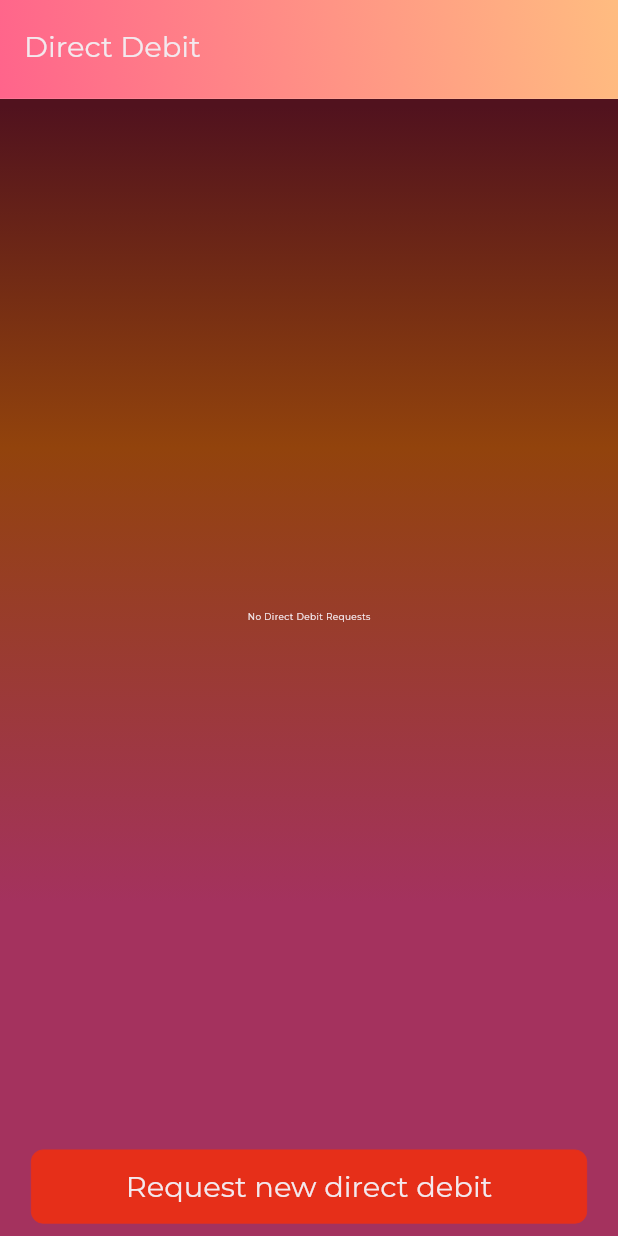
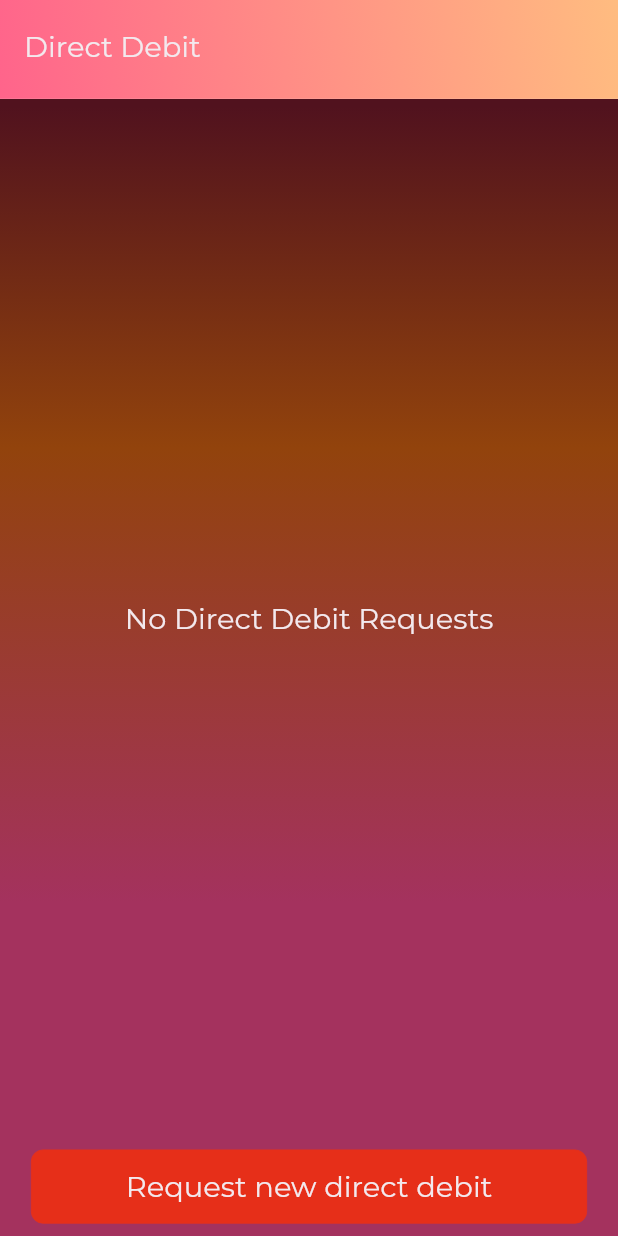
Before and after one commit to mjcsapphire/Mobile-Apps, a Flutter app: the PersonalDirectDebitDashboard screen opened by its route, on a phone screen of 412 x 824 dp. Run offline on Flutter 3.47's test engine with Material 3 defaults, Android fonts, the phone set to English and light mode, and no system bars; our stand-ins replace accordion, action_slider, appinio_swiper, audioplayers, cached_network_image, carousel_slider and 46 more; missing offline and left inert: flutter_chat_ui, flutter_survey, mobile_scanner; accounts and stored records are empty; network calls fail; project files that could hold a hidden picture were left out; key blocks and very long unbroken strings in the code were emptied for the run.

Commit message:
minor fixes

```diff
--- a/fcfs_banking_app/lib/services/router/router.dart
+++ b/fcfs_banking_app/lib/services/router/router.dart
@@ -280,7 +280,7 @@ final router = GoRouter(
       GoRoute(
         path: RoutesPath.paymentReceiptStatus,
         name: RoutesName.paymentReceiptStatus,
-        builder: (context, state) =>  PaymentReceiptStatus(),
+        builder: (context, state) => PaymentReceiptStatus(),
       ),
       GoRoute(
         path: RoutesPath.communityFunding,
--- a/fcfs_banking_app/lib/src/views/business_user/add product/initial_product.dart
+++ b/fcfs_banking_app/lib/src/views/business_user/add product/initial_product.dart
@@ -125,8 +125,9 @@ class _ProductScreenState extends State<ProductScreen> {
                                     colors: [Colors.purple, Colors.pinkAccent],
                                   ),
                                   borderRadius: BorderRadius.only(
-                                      topLeft: Radius.circular(10),
-                                      topRight: Radius.circular(10)),
+                                    topLeft: Radius.circular(10),
+                                    topRight: Radius.circular(10),
+                                  ),
                                 ),
                                 padding:
                                     const EdgeInsets.symmetric(vertical: 10),
--- a/fcfs_banking_app/lib/src/views/business_user/add product/product_billing.dart
+++ b/fcfs_banking_app/lib/src/views/business_user/add product/product_billing.dart
@@ -85,7 +85,8 @@ class _ProductBillingState extends State<ProductBilling> {
                       const Divider(color: Colors.white),
                       Padding(
                         padding: const EdgeInsets.all(16.0),
-                        child: Obx(() => Column(
+                        child: Obx(
+                          () => Column(
                             children: [
                               Row(
                                 mainAxisAlignment:
@@ -109,7 +110,8 @@ class _ProductBillingState extends State<ProductBilling> {
                               ),
                               //  SizedBox(height: 1.h),
                             ],
-                            )),
+                          ),
+                        ),
                       ),
                     ],
                   ),
--- a/fcfs_banking_app/lib/src/views/direct_debit/personal_direct_debit_dashboard.dart
+++ b/fcfs_banking_app/lib/src/views/direct_debit/personal_direct_debit_dashboard.dart
@@ -61,10 +61,10 @@ class PersonalDirectDebitDashboard extends StatelessWidget {
                     );
                   }
                   if (controller.requests.isEmpty) {
-                    return const Center(
+                    return Center(
                       child: Text(
                         "No Direct Debit Requests",
-                        style: TextStyle(color: AppColors.white),
+                        style: theme.textTheme.displayMedium,
                       ),
                     );
                   }
--- a/fcfs_banking_app/lib/src/views/home/spending_limit.dart
+++ b/fcfs_banking_app/lib/src/views/home/spending_limit.dart
@@ -13,7 +13,7 @@ class SpendingLimitCard extends StatelessWidget {
       {super.key,
       required this.limit,
       required this.remaining,
-      required this.onTap});
+      required this.onTap,});
 
   final themeController = Get.find<ThemeController>();
   @override
@@ -23,6 +23,7 @@ class SpendingLimitCard extends StatelessWidget {
 
     return Container(
       padding: const EdgeInsets.all(15.0),
+      width: 90.w,
       decoration: BoxDecoration(
         color: AppColors.transparent,
         borderRadius: BorderRadius.circular(15),
```
Also changed, not shown: fcfs_banking_app/lib/src/views/memorable_code_screen.dart (+13 -8 lines), fcfs_banking_app/lib/src/views/notification_screen.dart (+4 -5 lines), fcfs_banking_app/lib/src/views/payment_success_page.dart (+4 -11 lines). Lines whose indentation alone changed are shown as unchanged.
